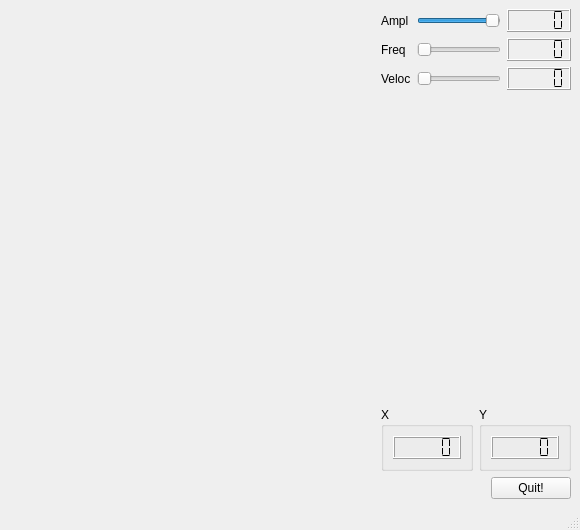
Qt form helloqt/mainwindow.ui (agostinhobritojr/dca3303) before a commit.
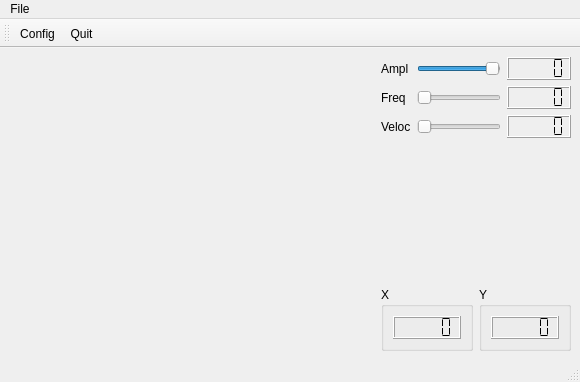
The same form after that commit. Icons and pictures are not drawn. Custom widgets are drawn as their Qt base class.

The edit to the form file:
```diff
--- a/helloqt/mainwindow.ui
+++ b/helloqt/mainwindow.ui
@@ -7,7 +7,7 @@
     <x>0</x>
     <y>0</y>
     <width>580</width>
-    <height>530</height>
+    <height>382</height>
    </rect>
   </property>
   <property name="windowTitle">
@@ -156,28 +156,7 @@
      </layout>
     </item>
     <item>
-     <layout class="QHBoxLayout" name="horizontalLayout_5">
-      <item>
-       <spacer name="horizontalSpacer">
-        <property name="orientation">
-         <enum>Qt::Orientation::Horizontal</enum>
-        </property>
-        <property name="sizeHint" stdset="0">
-         <size>
-          <width>40</width>
-          <height>20</height>
-         </size>
-        </property>
-       </spacer>
-      </item>
-      <item>
-       <widget class="QPushButton" name="pushButtonQuit">
-        <property name="text">
-         <string>Quit!</string>
-        </property>
-       </widget>
-      </item>
-     </layout>
+     <layout class="QHBoxLayout" name="horizontalLayout_5"/>
     </item>
    </layout>
   </widget>
@@ -190,8 +169,59 @@
      <height>23</height>
     </rect>
    </property>
+   <widget class="QMenu" name="menuFile">
+    <property name="title">
+     <string>File</string>
+    </property>
+    <addaction name="actionConfig"/>
+    <addaction name="actionQuit"/>
+   </widget>
+   <addaction name="menuFile"/>
   </widget>
   <widget class="QStatusBar" name="statusbar"/>
+  <widget class="QToolBar" name="toolBar">
+   <property name="windowTitle">
+    <string>toolBar</string>
+   </property>
+   <attribute name="toolBarArea">
+    <enum>TopToolBarArea</enum>
+   </attribute>
+   <attribute name="toolBarBreak">
+    <bool>false</bool>
+   </attribute>
+   <addaction name="actionConfig"/>
+   <addaction name="actionQuit"/>
+  </widget>
+  <action name="actionQuit">
+   <property name="icon">
+    <iconset resource="recursos.qrc">
+     <normaloff>:/iconeMorreu</normaloff>:/iconeMorreu</iconset>
+   </property>
+   <property name="text">
+    <string>Quit</string>
+   </property>
+   <property name="toolTip">
+    <string>Mata o programa</string>
+   </property>
+   <property name="shortcut">
+    <string>Ctrl+Q</string>
+   </property>
+   <property name="menuRole">
+    <enum>QAction::MenuRole::NoRole</enum>
+   </property>
+  </action>
+  <action name="actionConfig">
+   <property name="icon">
+    <iconset resource="recursos.qrc">
+     <normaloff>:/iconeFiguras</normaloff>:/iconeFiguras</iconset>
+   </property>
+   <property name="text">
+    <string>Config</string>
+   </property>
+   <property name="menuRole">
+    <enum>QAction::MenuRole::NoRole</enum>
+   </property>
+  </action>
  </widget>
  <customwidgets>
   <customwidget>
```
Left out of the diff: 20 changed lines with no effect on the pictures.
